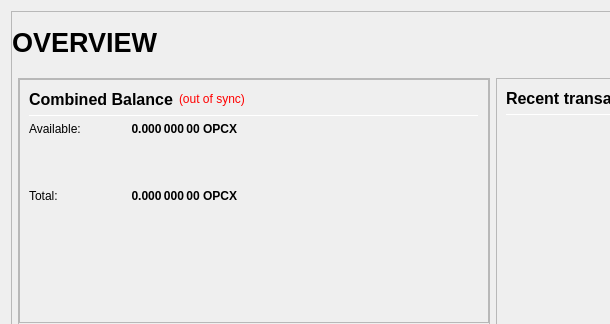
The window that src/qt/forms/overviewpage.ui (Zoras2/OPCoinX) describes before a commit, drawn with Qt 5; both pictures show x 0 to 610 and y 0 to 324 of the 978 by 841 pixel window.
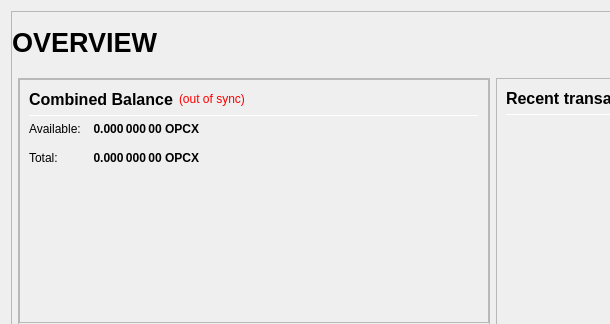
The same window after the commit.

What changed in the file:
```diff
--- a/src/qt/forms/overviewpage.ui
+++ b/src/qt/forms/overviewpage.ui
@@ -282,7 +282,7 @@
                      <item>
                       <layout class="QGridLayout" name="gridLayout_3">
                        <property name="spacing">
-                        <number>50</number>
+                        <number>12</number>
                        </property>
                        <item row="1" column="0">
                         <widget class="QLabel" name="labelBalanceTextz">
```
